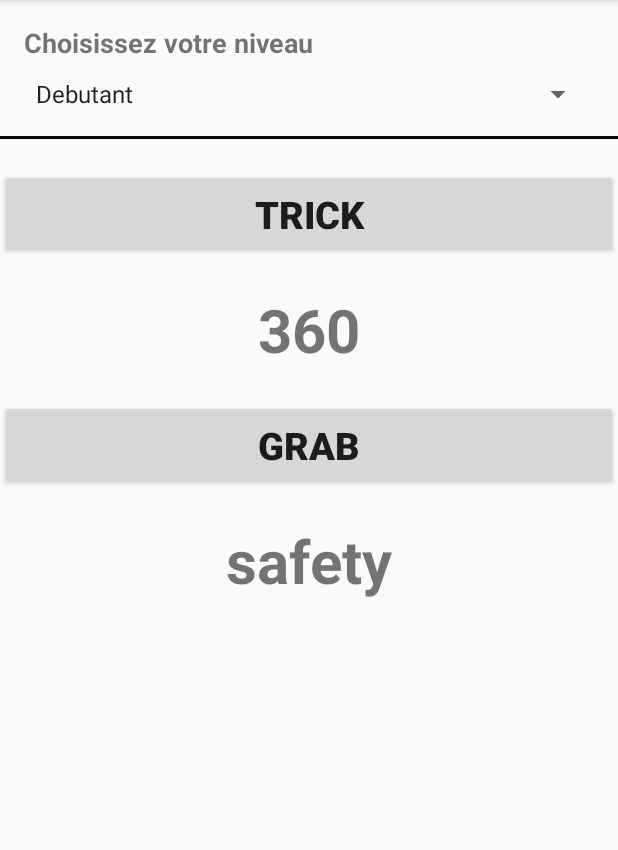
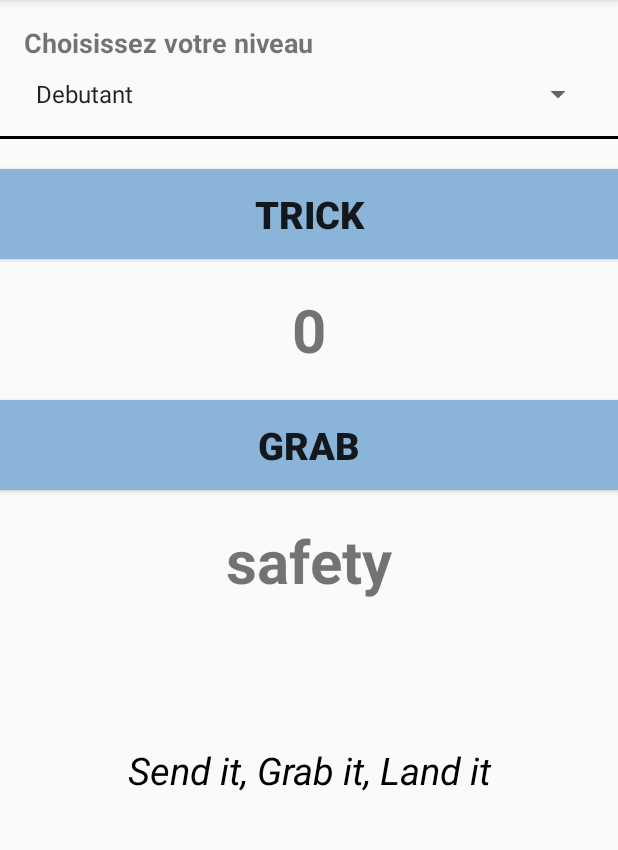
Before and after one commit to Lucidarme/Freescred, an Android app: the screen it shows after launch (MainActivity), after a tap on "GRAB", on a phone screen of 412 x 824 dp, the part 84-934 px from its top. Run offline under Robolectric (Android 15) with nearby library versions, the light colour scheme and no system bars; 2 other taps on this screen came first.

Commit message:
Classes deb,inter,expert : + facile

```diff
--- /dev/null
+++ b/app/src/main/java/com/gangscred/freescred/Debutant.java
@@ -0,0 +1,40 @@
+package com.gangscred.freescred;
+
+
+
+import java.util.ArrayList;
+
+/**
+ * Created by larnicol on 25/02/17.
+ */
+
+public final class Debutant{
+    public String s_final="";
+    public String s_grab;
+    public  ArrayList<String> liste_trick_deb= new ArrayList<>();
+    public ArrayList<String> liste_grab_deb= new ArrayList<>();
+    public ArrayList<String> liste_rotation_deb= new ArrayList<>();
+    public Debutant() {
+        liste_trick_deb.add("");
+        liste_rotation_deb.add("180");
+        liste_rotation_deb.add("360");
+        liste_rotation_deb.add("0");
+        liste_grab_deb.add("No grab");
+        liste_grab_deb.add("safety");
+        liste_grab_deb.add("mute");
+        liste_grab_deb.add("Kozak");
+        liste_grab_deb.add("japan");
+        String s1="";
+        String s2="";
+
+        String s_rotation = liste_rotation_deb.get((int) (Math.random() * liste_rotation_deb.size()));
+        String s_trick = liste_trick_deb.get((int) (Math.random() * liste_trick_deb.size()));
+        s1=s_rotation;
+        s2=s_trick;
+        s_final=s1+s2;
+        s_grab = liste_grab_deb.get((int) (Math.random() * liste_grab_deb.size()));
+
+
+
+    }
+}
--- a/app/src/main/java/com/gangscred/freescred/MainActivity.java
+++ b/app/src/main/java/com/gangscred/freescred/MainActivity.java
@@ -68,7 +68,6 @@ public class MainActivity extends AppCompatActivity {
         tab_trick.add("misty");
 
 
-
         tab_grab.add("No grab");
         tab_grab.add("safety");
         tab_grab.add("mute");
@@ -91,45 +90,6 @@ public class MainActivity extends AppCompatActivity {
             @Override
             public void onItemSelected(AdapterView<?> parent, View view, int position, long id) {
                 level=spinner_list_level.getSelectedItem().toString();
-                int i;
-                tab_final_grab.clear();
-                tab_final_trick.clear();
-                tab_final_rotation.clear();
-                if (spinner_list_level.getSelectedItem().toString().equals("Debutant")) {
-                    tab_final_trick.add(tab_trick.get(0));
-                    for (i=0;i<4;i++) {
-                        tab_final_grab.add(tab_grab.get(i));
-                    }
-                    for (i=0;i<3;i++){
-                    tab_final_rotation.add(tab_rotation.get(i));
-                    }
-
-
-                }
-                else {
-                    if (spinner_list_level.getSelectedItem().toString().equals("Intermediaire")) {
-                        for (i = 0; i < 8; i++) {
-                            tab_final_grab.add(tab_grab.get(i));
-                        }
-                        for (i = 1; i <5; i++) {
-                            tab_final_rotation.add(tab_rotation.get(i));
-                        }
-                        for (i = 0; i < 8; i++) {
-                            tab_final_trick.add(tab_trick.get(i));
-                        }
-                    }
-                    else {
-                        for (i = 0; i < 12; i++) {
-                            tab_final_grab.add(tab_grab.get(i));
-                        }
-                        for (i = 0; i < 8; i++) {
-                            tab_final_trick.add(tab_trick.get(i));
-                        }
-                        for (i = 1; i < 7; i++) {
-                            tab_final_rotation.add(tab_rotation.get(i));
-                        }
-                    }
-                }
             }
 
             @Override
@@ -158,7 +118,7 @@ public class MainActivity extends AppCompatActivity {
         but_trick.setOnClickListener(new View.OnClickListener() {
             @Override
             public void onClick(View v) {
-                String s1="";
+              /*  String s1="";
                 String s2="";
                 String s_final="";
                 String s_rotation = tab_final_rotation.get((int) (Math.random() * tab_final_rotation.size()));
@@ -173,9 +133,9 @@ public class MainActivity extends AppCompatActivity {
                     }
                 }
                 while (s2!=s_trick) {
-                    /*if (s1 != "0" && (s_trick.equals("front") || s_trick.equals("back"))) {
+                    if (s1 != "0" && (s_trick.equals("front") || s_trick.equals("back"))) {
                         s_trick = tab_final_trick.get((int) (Math.random() * tab_final_trick.size()));
-                    }*/
+                    }
                     if(s_trick=="front" || s_trick=="back"){
                         s2=s_trick;
                         s_final=s2;
@@ -200,6 +160,21 @@ public class MainActivity extends AppCompatActivity {
 
 
                 text_trick.setText(s_final);
+*/              if (spinner_list_level.getSelectedItem().toString().equals("Debutant")){
+                    Debutant Deb=new Debutant();
+                    text_trick.setText(Deb.s_final);
+                    }
+                else{
+                    if (spinner_list_level.getSelectedItem().toString().equals("Intermediaire")){
+                        Intermediaire Inter = new Intermediaire();
+                        text_trick.setText(Inter.s_final);
+                    }
+                    else{
+                        Expert Exp = new Expert();
+                        text_trick.setText(Exp.s_final);
+                    }
+
+                }
 
             }
         });
@@ -207,9 +182,7 @@ public class MainActivity extends AppCompatActivity {
         but_grab.setOnClickListener(new View.OnClickListener() {
             @Override
             public void onClick(View v) {
-                String s1="";
-                /*s1 += tab_final_grab.get((int)(Math.random()*tab_final_grab.size()));
-               */
+               /* String s1="";
                 String s_grab = tab_final_grab.get((int) (Math.random() * tab_final_grab.size()));
                 while (s1!=s_grab) {
                     if (s_grab_memoire!=s_grab) {
@@ -219,7 +192,22 @@ public class MainActivity extends AppCompatActivity {
                         s_grab = tab_final_grab.get((int) (Math.random() * tab_final_grab.size()));
                     }
                 }
-                text_grab.setText(s1);
+                text_grab.setText(s1);*/
+                if (spinner_list_level.getSelectedItem().toString().equals("Debutant")){
+                    Debutant Deb=new Debutant();
+                    text_grab.setText(Deb.s_grab);
+                }
+                else{
+                    if (spinner_list_level.getSelectedItem().toString().equals("Intermediaire")){
+                        Intermediaire Inter = new Intermediaire();
+                        text_grab.setText(Inter.s_grab);
+                    }
+                    else{
+                        Expert Exp = new Expert();
+                        text_grab.setText(Exp.s_grab);
+                    }
+
+                }
             }
         });
     }
--- a/app/src/main/res/layout/activity_main.xml
+++ b/app/src/main/res/layout/activity_main.xml
@@ -5,13 +5,21 @@
     xmlns:android="http://schemas.android.com/apk/res/android"
     xmlns:app="http://schemas.android.com/apk/res-auto"
     xmlns:tools="http://schemas.android.com/tools"
-    >
+
+
+
+
+   >
 <LinearLayout
     android:id="@+id/activity_main"
     android:layout_width="match_parent"
     android:layout_height="match_parent"
     tools:context="com.gangscred.freescred.MainActivity"
-    android:orientation="vertical">
+    android:orientation="vertical"
+    android:weightSum="1"
+
+    >
+
 
     <LinearLayout
         android:id="@+id/linear_level"
@@ -21,13 +29,17 @@
         android:paddingBottom="@dimen/activity_vertical_margin"
         android:paddingLeft="@dimen/activity_horizontal_margin"
         android:paddingRight="@dimen/activity_horizontal_margin"
-        android:paddingTop="@dimen/activity_vertical_margin">
+        android:paddingTop="@dimen/activity_vertical_margin"
+        >
         <TextView
             android:layout_width="wrap_content"
             android:layout_height="wrap_content"
             android:text="@string/level_prompt"
             android:textSize="18sp"
             android:textStyle="bold"/>
+
+
+
         <Spinner
             android:layout_width="match_parent"
             android:layout_height="wrap_content"
@@ -57,7 +69,9 @@
         android:text ="Trick"
         android:textStyle="bold"
         android:textSize="25sp"
-        android:layout_marginTop="20dp"/>
+        android:layout_marginTop="20dp"
+        android:background="#8AB5D9"/>
+
     <TextView
         android:id="@+id/text_trick"
         android:layout_width="match_parent"
@@ -77,19 +91,34 @@
         android:textStyle="bold"
         android:textSize="25sp"
         android:layout_marginTop="20dp"
+        android:background="#8AB5D9"
         />
-
 
 
     <TextView
         android:id="@+id/text_grab"
-        android:text="@string/text_grab"
         android:layout_width="match_parent"
         android:layout_height="wrap_content"
+        android:text="@string/text_grab"
+        android:layout_marginTop="20dp"
         android:gravity="center"
-        android:layout_marginTop="20dp"
         android:textSize="40sp"
-        android:textStyle="bold"/>
+        android:textStyle="bold"
+        />
+
+    <TextView
+        android:text="Send it, Grab it, Land it"
+        android:layout_width="match_parent"
+        android:layout_height="wrap_content"
+        android:id="@+id/slogan"
+        android:textColor="#000"
+        android:layout_marginTop="95dp"
+        android:gravity="center"
+        android:textStyle="italic"
+        android:textSize="25dp"
+       />
+
+
 
 
 </LinearLayout>
```
Also changed, not shown: app/src/main/java/com/gangscred/freescred/Expert.java (added, +57 -0 lines), app/src/main/java/com/gangscred/freescred/Intermediaire.java (added, +47 -0 lines).
